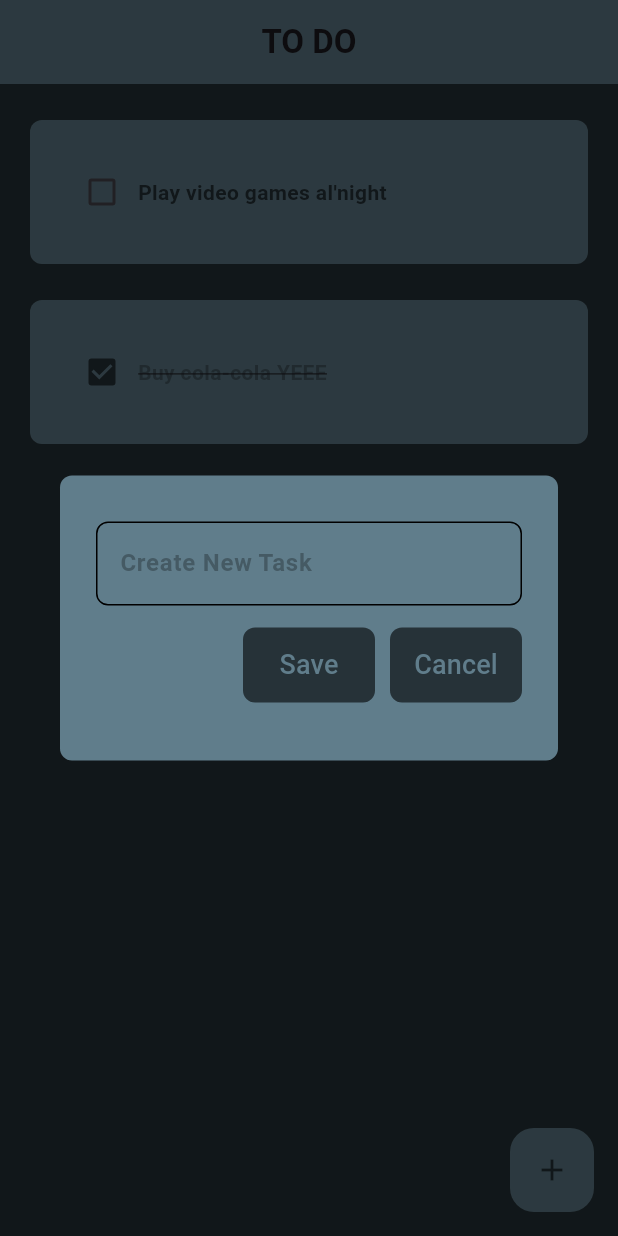
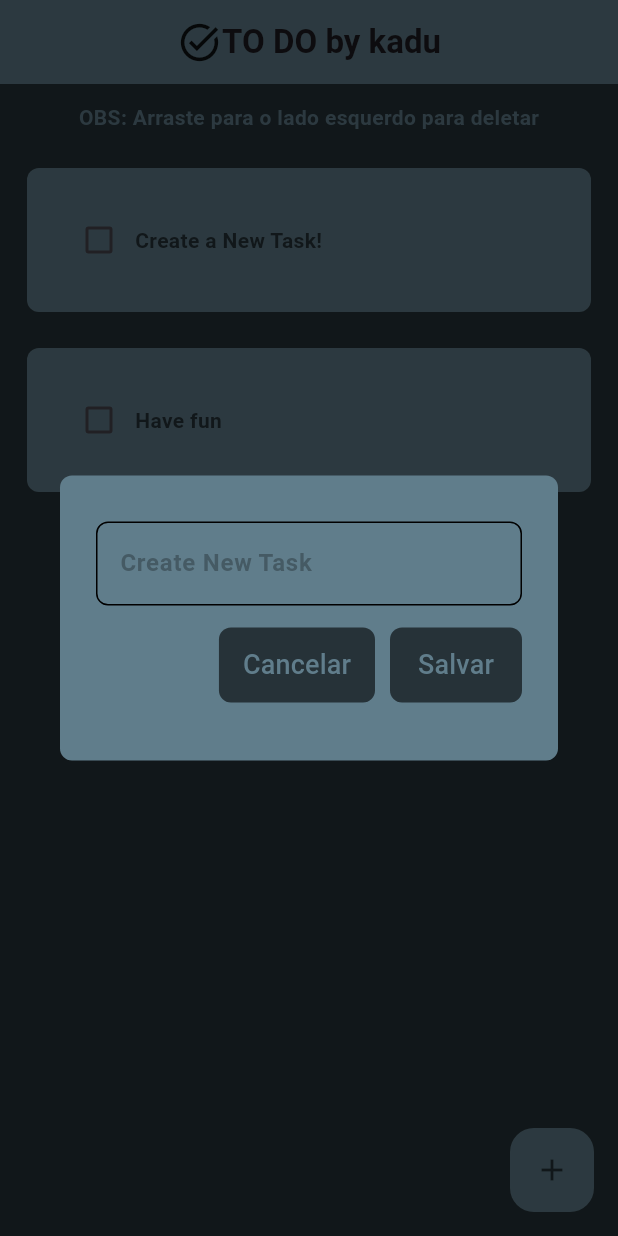
Before and after one commit to kadu-pudin/TODO-app, a Flutter app: the screen it shows after launch, after a tap on the "add" icon, on a phone screen of 412 x 824 dp. Run offline on Flutter 3.47's test engine with Material 3 defaults, Android fonts, the phone set to English and light mode, and no system bars; drawn by our look-alikes of flutter_slidable; our stand-ins replace hive_flutter; accounts and stored records are empty.

Commit message:
App finished

```diff
--- /dev/null
+++ b/todo_app/lib/data/database.dart
@@ -0,0 +1,22 @@
+import 'package:hive_flutter/hive_flutter.dart';
+
+class ToDoDatabase {
+  List toDoList = [];
+
+  final _myBox = Hive.box('mybox');
+
+  void createInitialData() {
+    toDoList = [
+      ['Create a New Task!', false],
+      ['Have fun', false]
+    ];
+  }
+
+  void loadData() {
+    toDoList = _myBox.get('TODOLIST');
+  }
+
+  void updateDatabase() {
+    _myBox.put('TODOLIST', toDoList);
+  }
+}
--- a/todo_app/lib/main.dart
+++ b/todo_app/lib/main.dart
@@ -1,12 +1,17 @@
 import 'package:flutter/material.dart';
+import 'package:hive_flutter/hive_flutter.dart';
 import 'package:todo_app/pages/homepage.dart';
 
-void main() => runApp(MainApp());
+void main() async {
+  await Hive.initFlutter();
+  await Hive.openBox('mybox');
+  runApp(MainApp());
+}
 
 // lightColor = Colors.blueGrey | darkColor = Colors.blueGrey[900]
 
 class MainApp extends StatelessWidget {
-  MainApp({super.key});
+  const MainApp({super.key});
 
   @override
   Widget build(BuildContext context) {
@@ -19,7 +24,7 @@ class MainApp extends StatelessWidget {
           cursorColor: Colors.black,
           selectionHandleColor: Colors.black,
           selectionColor: Color.fromARGB(100, 0, 0, 0),
-        ), // Or another color
+        ),
       ),
     );
   }
--- a/todo_app/lib/pages/homepage.dart
+++ b/todo_app/lib/pages/homepage.dart
@@ -1,4 +1,6 @@
 import 'package:flutter/material.dart';
+import 'package:hive_flutter/hive_flutter.dart';
+import 'package:todo_app/data/database.dart';
 import 'package:todo_app/utilities/dialog_box.dart';
 import 'package:todo_app/utilities/todo_tile.dart';
 
@@ -10,24 +12,35 @@ class HomePage extends StatefulWidget {
 }
 
 class _HomePageState extends State<HomePage> {
+  final _myBox = Hive.box('mybox');
+  ToDoDatabase db = ToDoDatabase();
+
+  @override
+  void initState() {
+    if (_myBox.get('TODOLIST') == null) {
+      db.createInitialData();
+    } else {
+      db.loadData();
+    }
+    super.initState();
+  }
+
   final _controller = TextEditingController();
-
-  List toDoList = [
-    ["Play video games al'night", false],
-    ["Buy cola-cola YEEE", true]
-  ];
 
   void checkBoxChanged(bool? value, int index) {
     setState(() {
-      toDoList[index][1] = !toDoList[index][1];
+      db.toDoList[index][1] = !db.toDoList[index][1];
     });
+    db.updateDatabase();
   }
 
   void SaveNewTask() {
     setState(() {
-      toDoList.add([_controller.text, false]);
+      db.toDoList.add([_controller.text, false]);
+      _controller.clear();
     });
     Navigator.of(context).pop();
+    db.updateDatabase();
   }
 
   void createNewTask() {
@@ -37,10 +50,18 @@ class _HomePageState extends State<HomePage> {
         return DialogBox(
           controller: _controller,
           onSave: SaveNewTask,
-          onCancel: () => Navigator.of(context).pop(),
+          onCancel: () => {Navigator.of(context).pop(), _controller.clear()},
         );
       },
     );
+    db.updateDatabase();
+  }
+
+  void deleteTask(int index) {
+    setState(() {
+      db.toDoList.removeAt(index);
+    });
+    db.updateDatabase();
   }
 
   @override
@@ -50,10 +71,16 @@ class _HomePageState extends State<HomePage> {
       appBar: AppBar(
         backgroundColor: Colors.blueGrey,
         elevation: 0.0,
-        centerTitle: true,
-        title: Text(
-          "TO DO",
-          style: TextStyle(fontWeight: FontWeight.bold),
+        iconTheme: IconThemeData(size: 30),
+        title: Row(
+          mainAxisAlignment: MainAxisAlignment.center,
+          children: [
+            Icon(Icons.task_alt),
+            Text(
+              "TO DO by kadu",
+              style: TextStyle(fontWeight: FontWeight.bold),
+            ),
+          ],
         ),
       ),
       floatingActionButton: FloatingActionButton(
@@ -65,14 +92,29 @@ class _HomePageState extends State<HomePage> {
         backgroundColor: Colors.blueGrey,
         elevation: 0.0,
       ),
-      body: ListView.builder(
-        itemCount: toDoList.length,
-        itemBuilder: (context, index) {
-          return ToDoTile(
-              taskName: toDoList[index][0],
-              taskCompleted: toDoList[index][1],
-              onChanged: (value) => checkBoxChanged(value, index));
-        },
+      body: Column(
+        children: [
+          Padding(
+            padding: const EdgeInsets.only(top: 12),
+            child: Text(
+              'OBS: Arraste para o lado esquerdo para deletar',
+              style: TextStyle(
+                  color: Colors.blueGrey, fontWeight: FontWeight.bold),
+            ),
+          ),
+          ListView.builder(
+            scrollDirection: Axis.vertical,
+            shrinkWrap: true,
+            itemCount: db.toDoList.length,
+            itemBuilder: (context, index) {
+              return ToDoTile(
+                  taskName: db.toDoList[index][0],
+                  taskCompleted: db.toDoList[index][1],
+                  onChanged: (value) => checkBoxChanged(value, index),
+                  deleteFunction: (context) => deleteTask(index));
+            },
+          ),
+        ],
       ),
     );
   }
--- a/todo_app/lib/utilities/button.dart
+++ b/todo_app/lib/utilities/button.dart
@@ -2,7 +2,7 @@ import 'package:flutter/material.dart';
 
 class MyButton extends StatelessWidget {
   final String text;
-  VoidCallback onPressed;
+  final VoidCallback onPressed;
 
   MyButton({super.key, required this.text, required this.onPressed});
 
--- a/todo_app/lib/utilities/dialog_box.dart
+++ b/todo_app/lib/utilities/dialog_box.dart
@@ -1,12 +1,10 @@
-import 'dart:async';
-
 import 'package:flutter/material.dart';
 import 'package:todo_app/utilities/button.dart';
 
 class DialogBox extends StatelessWidget {
   final controller;
-  VoidCallback onSave;
-  VoidCallback onCancel;
+  final VoidCallback onSave;
+  final VoidCallback onCancel;
 
   DialogBox(
       {super.key,
@@ -46,11 +44,11 @@ class DialogBox extends StatelessWidget {
             Row(
               mainAxisAlignment: MainAxisAlignment.end,
               children: [
-                MyButton(text: 'Save', onPressed: onSave),
+                MyButton(text: 'Cancelar', onPressed: onCancel),
                 SizedBox(
                   width: 10,
                 ),
-                MyButton(text: 'Cancel', onPressed: onCancel)
+                MyButton(text: 'Salvar', onPressed: onSave)
               ],
             )
           ],
--- a/todo_app/lib/utilities/todo_tile.dart
+++ b/todo_app/lib/utilities/todo_tile.dart
@@ -1,27 +1,38 @@
 import 'package:flutter/material.dart';
+import 'package:todo_app/data/database.dart';
+import 'package:flutter_slidable/flutter_slidable.dart';
 
 class ToDoTile extends StatelessWidget {
   final String taskName;
   final bool taskCompleted;
-  Function(bool?)? onChanged;
+  final Function(bool?)? onChanged;
+  final Function(BuildContext)? deleteFunction;
+  ToDoDatabase db = ToDoDatabase();
 
   ToDoTile(
       {super.key,
       required this.taskName,
       required this.taskCompleted,
-      required this.onChanged});
+      required this.onChanged,
+      required this.deleteFunction});
 
   @override
   Widget build(BuildContext context) {
-    return Container(
-      margin: EdgeInsets.only(
-        top: 24,
-        right: 20,
-        left: 20,
-      ),
+    return Padding(
+      padding: EdgeInsets.only(top: 24, right: 18, left: 18),
+      child: ClipRRect(
+        borderRadius: BorderRadius.circular(8),
+        child: Slidable(
+          endActionPane: ActionPane(motion: StretchMotion(), children: [
+            SlidableAction(
+              onPressed: deleteFunction,
+              icon: Icons.delete,
+              backgroundColor: Colors.redAccent,
+            )
+          ]),
+          child: Container(
             padding: EdgeInsets.all(24),
-      decoration: BoxDecoration(
-          color: Colors.blueGrey, borderRadius: BorderRadius.circular(8)),
+            decoration: BoxDecoration(color: Colors.blueGrey),
             child: Row(
               children: [
                 Checkbox(
@@ -34,14 +45,18 @@ class ToDoTile extends StatelessWidget {
                   taskName,
                   style: TextStyle(
                       fontWeight: FontWeight.bold,
-                color:
-                    taskCompleted ? Colors.blueGrey[700] : Colors.blueGrey[900],
+                      color: taskCompleted
+                          ? Colors.blueGrey[700]
+                          : Colors.blueGrey[900],
                       decoration: taskCompleted
                           ? TextDecoration.lineThrough
                           : TextDecoration.none),
                 ),
               ],
             ),
+          ),
+        ),
+      ),
     );
   }
 }
```
Also changed, not shown: todo_app/pubspec.yaml (+12 -1 lines), todo_app/assets/icon.jpg (added). Lines whose indentation alone changed are shown as unchanged.
